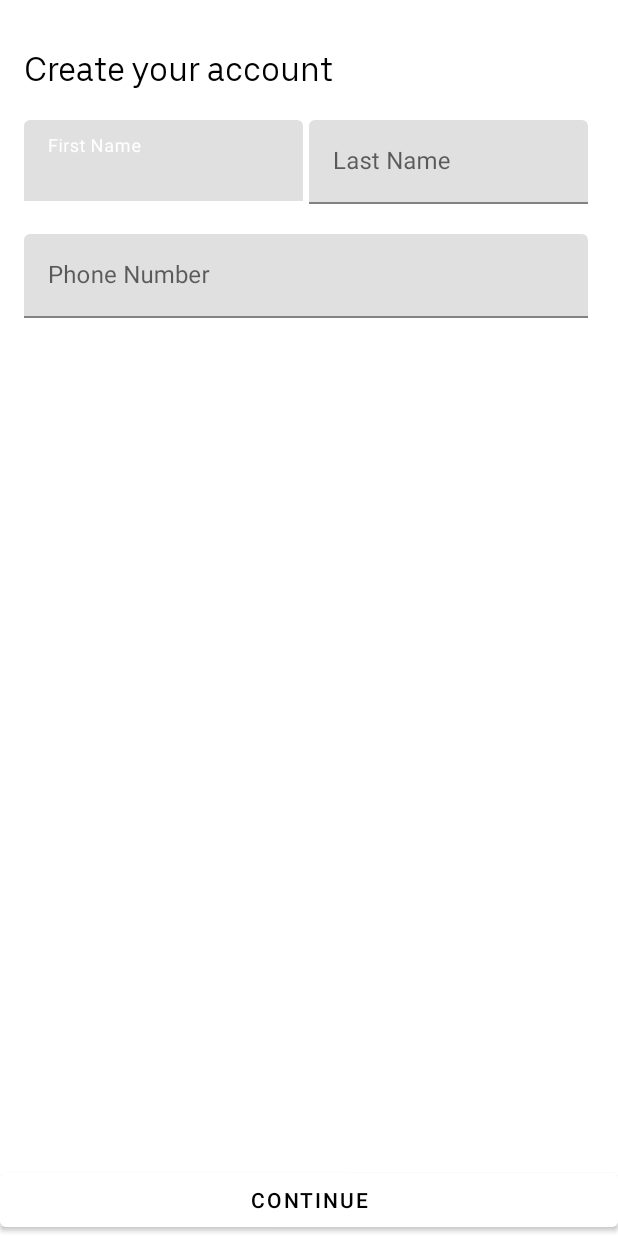
After one commit to bogoslovskiydenis/TaxiUberRemake, an Android app: the layout layout_register.xml on its own in the app's theme, with its tools: preview values and no code run, on a phone screen of 412 x 824 dp. The commit adds this screen. Run offline under Robolectric (Android 15) with nearby library versions, the phone set to English and light mode, and no system bars.

Commit message:
Firebase auntification Register and check auntification in FireBase -> layout_register.xml

```diff
--- /dev/null
+++ b/app/src/main/java/com/example/taxiuberremake/Common.java
@@ -0,0 +1,5 @@
+package com.example.taxiuberremake;
+
+public class Common {
+    public static final String DRIVER_INFO_REFERENCE = "DriverInfo";
+}
--- /dev/null
+++ b/app/src/main/res/layout/layout_register.xml
@@ -0,0 +1,100 @@
+<?xml version="1.0" encoding="utf-8"?>
+<RelativeLayout xmlns:android="http://schemas.android.com/apk/res/android"
+    android:layout_width="match_parent"
+    android:layout_height="match_parent"
+    android:background="@color/white">
+
+    <LinearLayout
+        android:layout_width="match_parent"
+        android:layout_height="match_parent"
+        android:orientation="vertical"
+        >
+
+        <LinearLayout
+            android:layout_width="match_parent"
+            android:layout_height="wrap_content"
+            android:layout_marginTop="16dp"
+            android:orientation="vertical"
+            android:padding="16dp">
+
+            <TextView
+                android:layout_width="wrap_content"
+                android:layout_height="wrap_content"
+                android:fontFamily="@font/uber_move"
+                android:text="@string/register_text"
+                android:textColor="@color/black"
+                android:textSize="22sp" />
+
+            <LinearLayout
+                android:layout_width="match_parent"
+                android:layout_height="wrap_content"
+                android:layout_marginTop="20dp"
+                android:layout_marginBottom="20dp"
+                android:orientation="horizontal"
+                android:weightSum="2">
+
+                <com.google.android.material.textfield.TextInputLayout
+                    android:layout_width="0dp"
+                    android:layout_weight="1"
+                    android:layout_marginRight="4dp"
+                    android:layout_height="wrap_content">
+
+                    <com.google.android.material.textfield.TextInputEditText
+                        android:id="@+id/edit_first_name"
+                        android:layout_width="match_parent"
+                        android:layout_height="wrap_content"
+                        android:hint="@string/first_name" />
+
+                </com.google.android.material.textfield.TextInputLayout>
+
+                <com.google.android.material.textfield.TextInputLayout
+                    android:layout_width="0dp"
+                    android:layout_height="wrap_content"
+                    android:layout_marginRight="4dp"
+                    android:layout_weight="1">
+
+                    <com.google.android.material.textfield.TextInputEditText
+                        android:id="@+id/edit_last_name"
+                        android:layout_width="match_parent"
+                        android:layout_height="wrap_content"
+                        android:hint="Last Name" />
+
+                </com.google.android.material.textfield.TextInputLayout>
+
+
+
+
+
+
+            </LinearLayout>
+
+            <com.google.android.material.textfield.TextInputLayout
+                android:layout_width="match_parent"
+                android:layout_height="wrap_content"
+                android:layout_marginRight="4dp"
+                >
+
+                <com.google.android.material.textfield.TextInputEditText
+                    android:id="@+id/edit_phone_number"
+                    android:layout_width="match_parent"
+                    android:layout_height="wrap_content"
+                    android:hint="@string/edt_phone" />
+
+            </com.google.android.material.textfield.TextInputLayout>
+
+    </LinearLayout>
+
+    </LinearLayout>
+
+    <Button
+        android:id="@+id/btn_register"
+        android:layout_alignParentBottom="true"
+        android:layout_width="match_parent"
+        android:layout_height="wrap_content"
+        style="@style/Widget.MaterialComponents.Button"
+        android:text="Continue"
+        android:textColor="@color/black"/>
+
+
+
+</RelativeLayout>
--- a/app/src/main/res/values/strings.xml
+++ b/app/src/main/res/values/strings.xml
@@ -1,4 +1,8 @@
 <resources>
     <string name="app_name">TaxiUberRemake</string>
     <string name="sign_in">sign in</string>
+    <string name="register_text">Create your account</string>
+    <string name="first_name">First Name</string>
+    <string name="edt_phone">Phone Number</string>
+
 </resources>
--- a/app/src/main/res/values/themes.xml
+++ b/app/src/main/res/values/themes.xml
@@ -1,6 +1,6 @@
 <resources xmlns:tools="http://schemas.android.com/tools">
     <!-- Base application theme. -->
-    <style name="Theme.TaxiUberRemake" parent="Theme.MaterialComponents.DayNight.DarkActionBar">
+    <style name="Theme.TaxiUberRemake" parent="Theme.MaterialComponents.Light.NoActionBar">
         <!-- Primary brand color. -->
         <item name="colorPrimary">@color/PrimaryColor</item>
         <item name="colorPrimaryVariant">@color/purple_700</item>
@@ -14,7 +14,7 @@
         <!-- Customize your theme here. -->
     </style>
 
-    <style name="SplashTheme" parent="Theme.AppCompat.Light.NoActionBar">
+    <style name="SplashTheme" parent="Theme.MaterialComponents.Light.NoActionBar">
         <item name="android:windowBackground">@drawable/rider_splash_screen</item>
         <item name="android:windowFullscreen">true</item>
     </style>
@@ -36,4 +36,16 @@
         <item name="android:windowBackground">@drawable/rider_splash_screen</item>
         <item name="android:windowFullscreen">true</item>
     </style>
+
+    <style name="DialogTheme" parent="android:Theme.Dialog">
+
+        <item name="android:layout_width">match_parent</item>
+        <item name="android:layout_height">match_parent</item>
+        <!--No backgrounds , titles or window -->
+        <item name="android:windowBackground">@android:color/white</item>
+        <item name="android:windowNoTitle">true</item>
+        <item name="android:windowIsFloating">false</item>
+
+    </style>
+
 </resources>
```
Also changed, not shown: app/build.gradle (+13 -0 lines), app/src/main/java/com/example/taxiuberremake/Model/DriverInfoModel.java (added, +43 -0 lines), app/src/main/java/com/example/taxiuberremake/SplashScreenActivity.java (+121 -13 lines), app/src/main/res/layout/activity_splash_scree.xml (added, +14 -0 lines).
